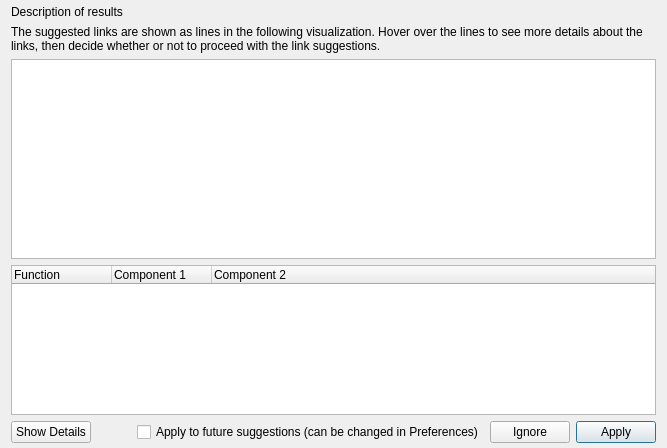
glue-viz/glue, file glue/dialogs/autolinker/qt/autolinker.ui: the form before one commit.
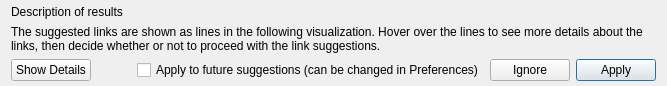
The form after the commit. Custom widgets are drawn as their Qt base class.

Commit message: Re-use main link editor widget for autolinking dialog

Patch:
```diff
--- a/glue/dialogs/autolinker/qt/autolinker.ui
+++ b/glue/dialogs/autolinker/qt/autolinker.ui
@@ -52,62 +52,6 @@
      </property>
     </widget>
    </item>
-   <item>
-    <widget class="DataGraphWidget" name="graph_widget">
-     <property name="sizePolicy">
-      <sizepolicy hsizetype="Preferred" vsizetype="Expanding">
-       <horstretch>0</horstretch>
-       <verstretch>0</verstretch>
-      </sizepolicy>
-     </property>
-     <property name="minimumSize">
-      <size>
-       <width>0</width>
-       <height>200</height>
-      </size>
-     </property>
-     <property name="verticalScrollBarPolicy">
-      <enum>Qt::ScrollBarAlwaysOff</enum>
-     </property>
-     <property name="horizontalScrollBarPolicy">
-      <enum>Qt::ScrollBarAlwaysOff</enum>
-     </property>
-    </widget>
-   </item>
-   <item>
-    <widget class="QTreeWidget" name="current_links">
-     <property name="minimumSize">
-      <size>
-       <width>300</width>
-       <height>0</height>
-      </size>
-     </property>
-     <property name="maximumSize">
-      <size>
-       <width>16777215</width>
-       <height>150</height>
-      </size>
-     </property>
-     <property name="selectionMode">
-      <enum>QAbstractItemView::MultiSelection</enum>
-     </property>
-     <column>
-      <property name="text">
-       <string>Function</string>
-      </property>
-     </column>
-     <column>
-      <property name="text">
-       <string>Component 1</string>
-      </property>
-     </column>
-     <column>
-      <property name="text">
-       <string>Component 2</string>
-      </property>
-     </column>
-    </widget>
-   </item>
    <item>
     <layout class="QHBoxLayout" name="horizontalLayout">
      <item>
@@ -161,14 +105,6 @@
    </item>
   </layout>
  </widget>
- <customwidgets>
-  <customwidget>
-   <class>DataGraphWidget</class>
-   <extends>QGraphicsView</extends>
-   <header>glue.dialogs.link_editor.qt.data_graph</header>
-   <container>1</container>
-  </customwidget>
- </customwidgets>
  <resources/>
  <connections/>
 </ui>
```
The commit also changes 4 other files.
